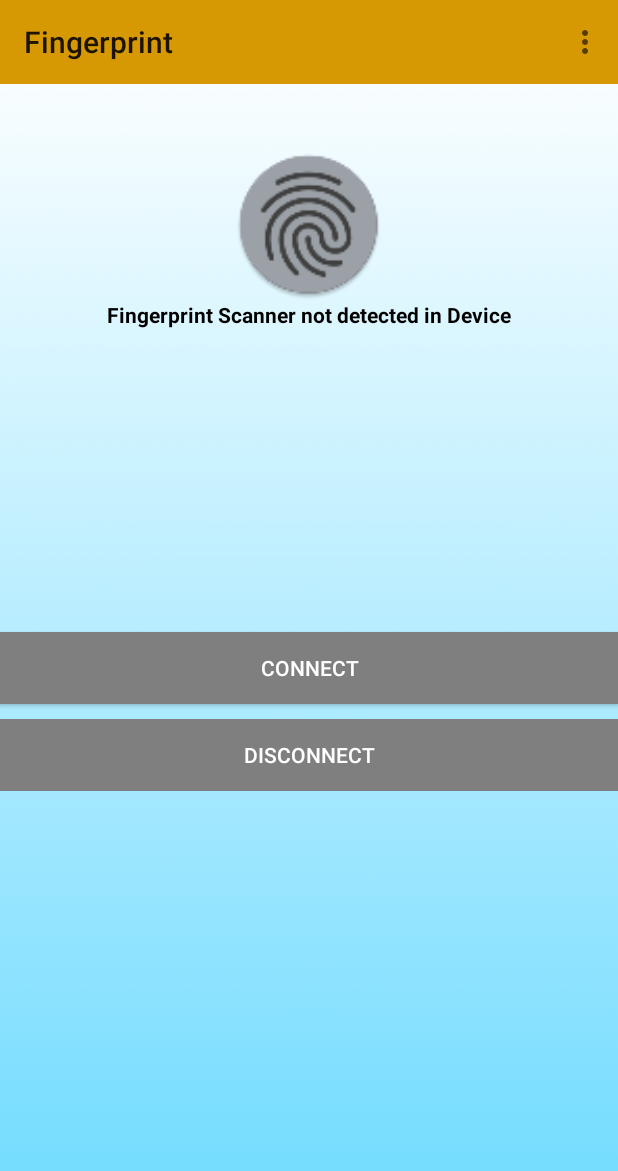
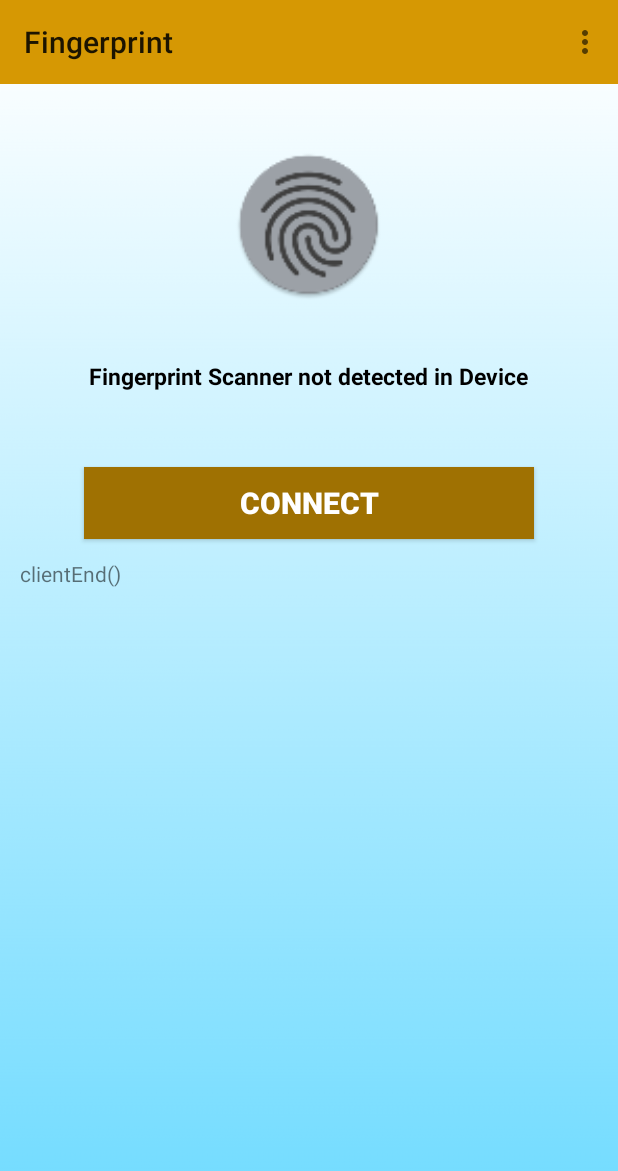
Before and after one commit to Deepty11/IoT-Based-Doorlock-System, an Android app: the FingerprintActivity screen opened directly, with no data from a screen before it, after a tap on "CONNECT", on a phone screen of 412 x 824 dp. Shown: the top 1171 px of the screen. Run offline under Robolectric (Android 15) with nearby library versions, the phone set to English and light mode, and no system bars; our stand-ins replace Firebase (no records; nobody signed in at launch, a user with empty details on screens opened directly), sdp/ssp sizes.

Commit message:
registerNext activity is added

```diff
--- a/app/src/main/AndroidManifest.xml
+++ b/app/src/main/AndroidManifest.xml
@@ -4,7 +4,7 @@
 
     <uses-permission android:name="android.permission.READ_PHONE_STATE" />
     <uses-permission android:name="android.permission.USE_FINGERPRINT" />
-    <uses-permission android:name="android.permission.INTERNET"/>
+    <uses-permission android:name="android.permission.INTERNET" />
 
     <application
         android:name=".CustomApplication"
@@ -24,7 +24,8 @@
         <activity android:name=".SignUpActivity" />
         <activity android:name=".LoginActivity" />
         <activity android:name=".UserProfileActivity" />
-        <activity android:name=".FingerprintActivity"></activity>
+        <activity android:name=".FingerprintActivity" />
+        <activity android:name=".registrationNext"></activity>
     </application>
 
 </manifest>
--- a/app/src/main/java/com/jucse/doorlockfingerprintauthentication/FingerprintActivity.java
+++ b/app/src/main/java/com/jucse/doorlockfingerprintauthentication/FingerprintActivity.java
@@ -114,6 +114,7 @@ public class FingerprintActivity extends AppCompatActivity implements SwipeRefre
         setSupportActionBar(toolbar);
 
 
+
         checkedPermission = ContextCompat.checkSelfPermission(this, Manifest.permission.READ_PHONE_STATE);
         if (Build.VERSION.SDK_INT >= 23 && checkedPermission != PackageManager.PERMISSION_GRANTED) {
             requestPermission();
@@ -129,10 +130,10 @@ public class FingerprintActivity extends AppCompatActivity implements SwipeRefre
         //Signout=(Button)findViewById(R.id.signout);
 
         buttonConnect=(Button)findViewById(R.id.buttonConnect);
-        buttonDisconnect=(Button)findViewById(R.id.buttonDisconnect);
+       // buttonDisconnect=(Button)findViewById(R.id.buttonDisconnect);
 
         buttonConnect.setOnClickListener(buttonConnectOnClickListener);
-        buttonDisconnect.setOnClickListener(buttonDisConnectOnClickListener);
+        //buttonDisconnect.setOnClickListener(buttonDisConnectOnClickListener);
 
         swipeRefreshLayout=(SwipeRefreshLayout)findViewById(R.id.swipeRefresh);
         swipeRefreshLayout.setOnRefreshListener(this);
@@ -146,16 +147,6 @@ public class FingerprintActivity extends AppCompatActivity implements SwipeRefre
         clientHandler = new ClientHandler(this);
 
         firebaseAuth= FirebaseAuth.getInstance();
-        /*Signout.setOnClickListener(new View.OnClickListener() {
-            @Override
-            public void onClick(View v) {
-                firebaseAuth.signOut();
-                Toast.makeText(FingerprintActivity.this,"Logged out!",Toast.LENGTH_SHORT).show();
-                Intent intent=new Intent(FingerprintActivity.this,MainActivity.class);
-
-                startActivity(intent);
-            }
-        });*/
 
 
 
@@ -223,12 +214,12 @@ public class FingerprintActivity extends AppCompatActivity implements SwipeRefre
                     clientThread.start();
 
                     buttonConnect.setEnabled(false);
-                    buttonDisconnect.setEnabled(true);
+                    //buttonDisconnect.setEnabled(true);
                     //buttonSend.setEnabled(true);
                 }
             };
 
-    View.OnClickListener buttonDisConnectOnClickListener = new View.OnClickListener() {
+    /*View.OnClickListener buttonDisConnectOnClickListener = new View.OnClickListener() {
         @Override
         public void onClick(View v) {
             if(clientThread != null){
@@ -236,9 +227,9 @@ public class FingerprintActivity extends AppCompatActivity implements SwipeRefre
             }
 
         }
-    };
+    };*/
     public void ToastMessage(){
-        Toast.makeText(getApplicationContext(),"status Updated",Toast.LENGTH_SHORT).show();
+        //Toast.makeText(getApplicationContext(),"status Updated",Toast.LENGTH_SHORT).show();
         Toast.makeText(this,"IMEI is is sent to firebase",Toast.LENGTH_LONG).show();
     }
 
@@ -328,7 +319,7 @@ public class FingerprintActivity extends AppCompatActivity implements SwipeRefre
         clientThread = null;
         textViewstate.setText("clientEnd()");
         buttonConnect.setEnabled(true);
-        buttonDisconnect.setEnabled(false);
+        //buttonDisconnect.setEnabled(false);
         //buttonSend.setEnabled(false);
 
     }
--- a/app/src/main/res/layout/activity_fingerprint.xml
+++ b/app/src/main/res/layout/activity_fingerprint.xml
@@ -40,30 +40,34 @@
         </android.support.v4.widget.SwipeRefreshLayout>
         <TextView
             android:id="@+id/paraLabel"
+            android:layout_marginTop="40dp"
             android:layout_width="wrap_content"
             android:layout_height="wrap_content"
             android:textColor="@color/colorBlack"
             android:text="@string/login_with_fingerprint"
             android:textStyle="bold"
-            android:layout_marginBottom="150dp"/>
-        <Button
-            android:layout_width="match_parent"
-            android:layout_height="wrap_content"
-            android:id="@+id/buttonConnect"
-            android:text="Connect"
-            android:textColor="@color/colorWhite"
-            android:layout_marginTop="@dimen/_40sdp"
-            android:background="@color/colorLight"
+            android:textSize="15dp"
+
             />
 
         <Button
+            android:id="@+id/buttonConnect"
+            android:layout_width="300dp"
+            android:layout_height="wrap_content"
+            android:layout_marginTop="50dp"
+            android:background="@color/colorPrimaryDark"
+            android:text="Connect"
+            android:textSize="20dp"
+            android:textStyle="bold"
+
+            android:textColor="@color/colorWhite" />
+        <TextView
             android:layout_width="match_parent"
             android:layout_height="wrap_content"
-            android:id="@+id/buttonDisconnect"
-            android:text="Disconnect"
-            android:layout_marginTop="10dp"
-            android:background="@color/colorLight"
-            android:textColor="@color/colorWhite"/>
+            android:id="@+id/status"
+            android:layout_margin="@dimen/_10sdp"/>
+
+
 
     </LinearLayout>
 
--- a/app/src/main/res/layout/activity_login.xml
+++ b/app/src/main/res/layout/activity_login.xml
@@ -16,7 +16,7 @@
         />
     <EditText
         android:id="@+id/email"
-        android:layout_width="206dp"
+        android:layout_width="300dp"
         android:layout_height="40dp"
         android:layout_marginTop="2dp"
         android:paddingLeft="2dp"
@@ -26,7 +26,7 @@
     <EditText
         android:id="@+id/password"
         android:hint="@string/password_hint"
-        android:layout_width="206dp"
+        android:layout_width="300dp"
         android:layout_height="40dp"
         android:layout_marginTop="20dp"
         android:background="#ffffff"
```
Also changed, not shown: app/src/main/java/com/jucse/doorlockfingerprintauthentication/FingerprintHandler.java (+25 -9 lines), app/src/main/java/com/jucse/doorlockfingerprintauthentication/IMEIdetect.java (+1 -18 lines), app/src/main/java/com/jucse/doorlockfingerprintauthentication/SignUpActivity.java (+40 -2 lines), app/src/main/res/layout/activity_sign_up.xml (+85 -66 lines). Lines whose indentation alone changed are shown as unchanged.
